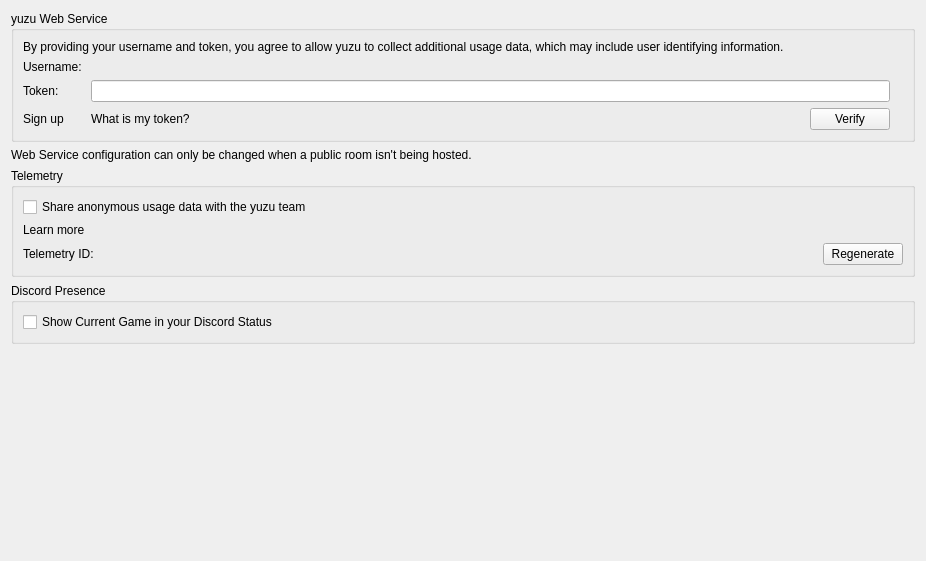
Old version of the form src/yuzu/configuration/configure_web.ui in the repository suyu-emu/suyu-v0.0.4.
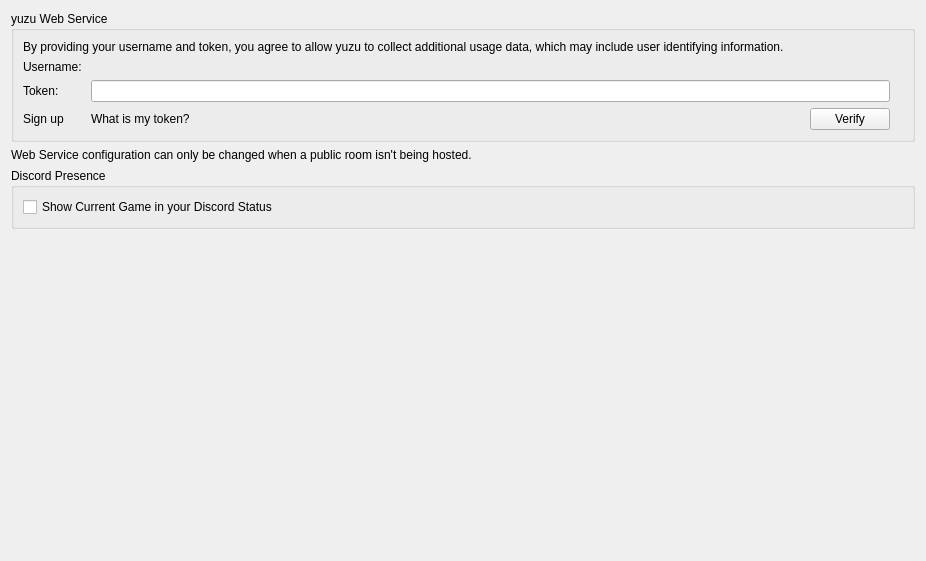
New version of the form.

Commit message: Removed telemetry and anonymized SCM (git) strings

Diff of the .ui file:
```diff
--- a/src/yuzu/configuration/configure_web.ui
+++ b/src/yuzu/configuration/configure_web.ui
@@ -122,56 +122,6 @@
        </property>
       </widget>
      </item>
-     <item>
-      <widget class="QGroupBox" name="groupBox">
-       <property name="title">
-        <string>Telemetry</string>
-       </property>
-       <layout class="QVBoxLayout" name="verticalLayout_2">
-        <item>
-         <widget class="QCheckBox" name="toggle_telemetry">
-          <property name="text">
-           <string>Share anonymous usage data with the yuzu team</string>
-          </property>
-         </widget>
-        </item>
-        <item>
-         <widget class="QLabel" name="telemetry_learn_more">
-          <property name="text">
-           <string>Learn more</string>
-          </property>
-         </widget>
-        </item>
-        <item>
-         <layout class="QGridLayout" name="gridLayoutTelemetryId">
-          <item row="0" column="0">
-           <widget class="QLabel" name="label_telemetry_id">
-            <property name="text">
-             <string>Telemetry ID:</string>
-            </property>
-           </widget>
-          </item>
-          <item row="0" column="1">
-           <widget class="QPushButton" name="button_regenerate_telemetry_id">
-            <property name="sizePolicy">
-             <sizepolicy hsizetype="Fixed" vsizetype="Fixed">
-              <horstretch>0</horstretch>
-              <verstretch>0</verstretch>
-             </sizepolicy>
-            </property>
-            <property name="layoutDirection">
-             <enum>Qt::RightToLeft</enum>
-            </property>
-            <property name="text">
-             <string>Regenerate</string>
-            </property>
-           </widget>
-          </item>
-         </layout>
-        </item>
-       </layout>
-      </widget>
-     </item>
     </layout>
    </item>
    <item>
```
The commit also changes 28 other files.
